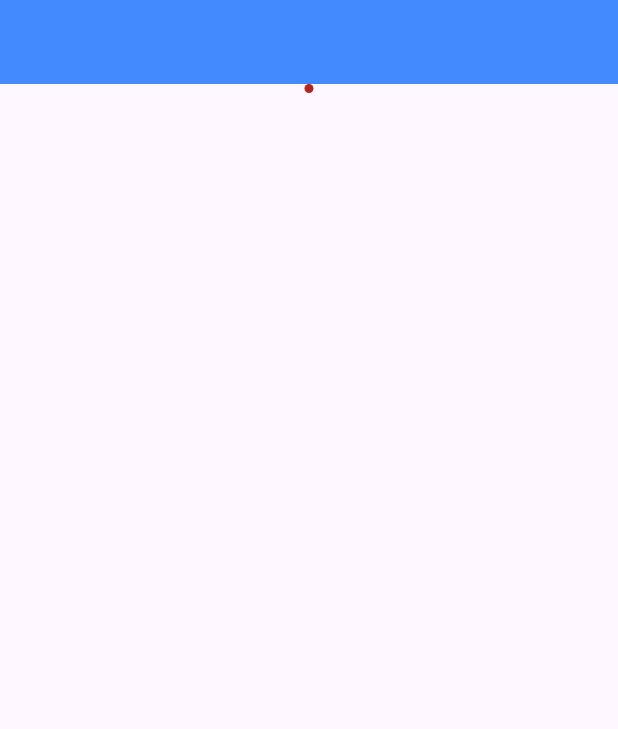
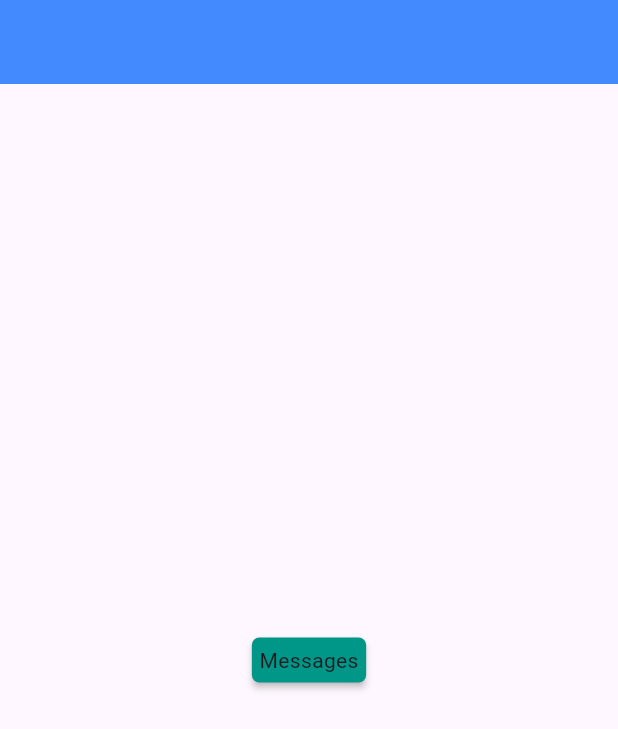
Before and after one commit to Salman-Dev336/Pub.Dev, a Flutter app: the screen it shows after launch, on a phone screen of 412 x 824 dp. Shown: the top 729 px of the screen. Run offline on Flutter 3.47's test engine with Material 3 defaults, Android fonts, the phone set to English and light mode, and no system bars; drawn by our look-alikes of badges.

Commit message:
animate the badges

```diff
--- a/lib/home.dart
+++ b/lib/home.dart
@@ -1,5 +1,5 @@
 import 'package:flutter/material.dart';
-import 'package:readmore/readmore.dart';
+import 'package:badges/badges.dart' as badges;
 
 class Home extends StatefulWidget {
   const Home({super.key});
@@ -16,17 +16,26 @@ class _HomeState extends State<Home> {
         backgroundColor: Colors.blueAccent,
 ),
      body: SafeArea(
-      child: SingleChildScrollView(
       child: Column(
         mainAxisAlignment: MainAxisAlignment.center,
         crossAxisAlignment: CrossAxisAlignment.center,
         children: [
          Center(
-              child: Badge(),
+           child: badges.Badge(
+            badgeContent: Text('Messages'),
+            badgeStyle: badges.BadgeStyle(
+              shape: badges.BadgeShape.square,
+              badgeColor: Colors.teal,
+              borderRadius: BorderRadius.circular(5),
+
+            ),
+            badgeAnimation: badges.BadgeAnimation.scale(
+              animationDuration: Duration(seconds: 3),
+            ),
+
+           ),
          )
-
         ],
-        ),
       )),
     );
   }
```
Lines whose indentation alone changed are shown as unchanged.
